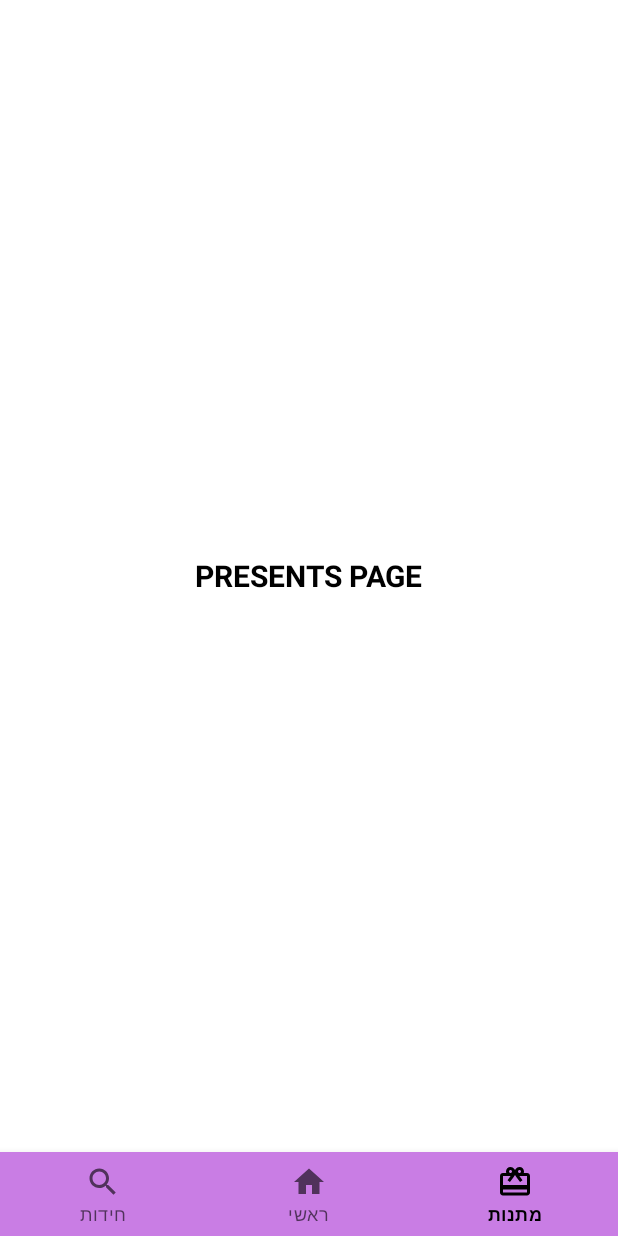
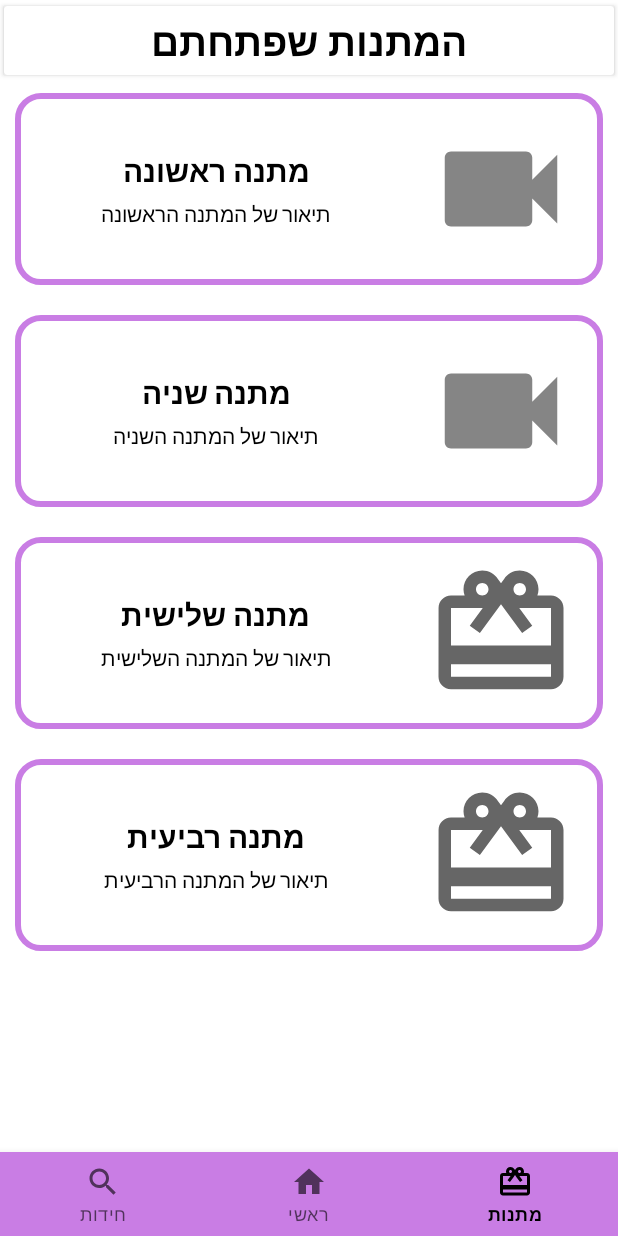
Before and after one commit to MishelK/T-L-Wedding, an Android app: the screen it shows after launch (MainActivity), item 3 of the bottom bar chosen, on a phone screen of 412 x 824 dp. Run offline under Robolectric (Android 15) with nearby library versions, the light colour scheme and no system bars.

Commit message:
Present logic and view implementation

```diff
--- /dev/null
+++ b/app/src/main/java/com/mishelk/talia_lior_wedding/adapters/PresentAdapter.kt
@@ -0,0 +1,57 @@
+package com.mishelk.talia_lior_wedding.adapters
+
+import android.content.Context
+import android.media.Image
+import android.view.LayoutInflater
+import android.view.View
+import android.view.ViewGroup
+import android.widget.ImageView
+import android.widget.RelativeLayout
+import android.widget.TextView
+import androidx.recyclerview.widget.RecyclerView
+import com.mishelk.talia_lior_wedding.R
+import com.mishelk.talia_lior_wedding.data_classes.Present
+import java.util.*
+
+
+class PresentAdapter(
+    context: Context,
+    var data: List<Present>,
+    private var onItemSelectedListener: OnItemSelectedListener?) : RecyclerView.Adapter<PresentAdapter.ViewHolder>() {
+
+    private val mInflater: LayoutInflater = LayoutInflater.from(context)
+
+    override fun onCreateViewHolder(parent: ViewGroup, viewType: Int): ViewHolder {
+        val view: View = mInflater.inflate(R.layout.item_present, parent, false)
+        return ViewHolder(view)
+    }
+
+    override fun onBindViewHolder(holder: ViewHolder, position: Int) {
+        val present: Present = data[position]
+        holder.tvTitle.text = present.title
+        holder.tvDescription.text = present.description
+        if (present.presentType == Present.PresentType.GIFT.id)
+            holder.ivImage.setImageResource(R.drawable.gift)
+        else if (present.presentType == Present.PresentType.VIDEO.id)
+            holder.ivImage.setImageResource(R.drawable.ic_camera)
+
+        holder.rlContent.setOnClickListener {
+            onItemSelectedListener?.onItemSelected(data[position], position)
+        }
+    }
+
+    override fun getItemCount(): Int {
+        return data.size
+    }
+
+    inner class ViewHolder(itemView: View) : RecyclerView.ViewHolder(itemView) {
+        var tvTitle: TextView = itemView.findViewById(R.id.tvTitle)
+        var tvDescription: TextView = itemView.findViewById(R.id.tvDescription)
+        var ivImage: ImageView = itemView.findViewById(R.id.ivImage)
+        var rlContent: RelativeLayout = itemView.findViewById(R.id.rlContent)
+    }
+
+    interface OnItemSelectedListener {
+        fun onItemSelected(item: Present, position: Int)
+    }
+}
--- /dev/null
+++ b/app/src/main/java/com/mishelk/talia_lior_wedding/data/PresentRepository.kt
@@ -0,0 +1,60 @@
+package com.mishelk.talia_lior_wedding.data
+
+import android.content.Context
+import com.google.gson.Gson
+import com.google.gson.reflect.TypeToken
+import com.mishelk.talia_lior_wedding.R
+import com.mishelk.talia_lior_wedding.data_classes.Present
+import com.mishelk.talia_lior_wedding.data_classes.Riddle
+import java.io.BufferedReader
+import java.io.InputStream
+import java.io.InputStreamReader
+
+class PresentRepository {
+
+    companion object {
+
+        fun savePresentsData(presents: MutableList<Present>, context: Context) {
+            val gson = Gson()
+            val stringJson = gson.toJson(presents)
+            val prefs = context.getSharedPreferences("TLPrefs", Context.MODE_PRIVATE)
+            val editor = prefs.edit()
+            editor.putString("presents_json", stringJson)
+            editor.commit()
+        }
+
+        fun getPresentsData(context: Context): MutableList<Present> {
+            val presentsFromCache: MutableList<Present>? = getPresentsDataFromSp(context)
+            return presentsFromCache ?: getInitialPresentsData(context)
+        }
+
+        fun unlockPresent(presentId: Int, context: Context): MutableList<Present> {
+            val presents = getPresentsData(context)
+            for (present in presents) {
+                if (present.id == presentId) {
+                    present.isUnlocked = true
+                    savePresentsData(presents, context)
+                }
+            }
+            return presents
+        }
+
+        private fun getPresentsDataFromSp(context: Context): MutableList<Present>? {
+            val prefs = context.getSharedPreferences("TLPrefs", Context.MODE_PRIVATE)
+            val stringJson = prefs.getString("presents_json", null)
+            val gson = Gson()
+            val itemType = object : TypeToken<MutableList<Present>>() {}.type
+            return gson.fromJson(stringJson, itemType)
+        }
+
+        private fun getInitialPresentsData(context: Context): MutableList<Present> {
+            val gson = Gson()
+            val itemType = object : TypeToken<MutableList<Present>>() {}.type
+            val i: InputStream = context.resources.openRawResource(R.raw.initial_presents_data)
+            val br = BufferedReader(InputStreamReader(i))
+            val presents: MutableList<Present> = gson.fromJson(br, itemType)
+            savePresentsData(presents, context)
+            return presents
+        }
+    }
+}
--- /dev/null
+++ b/app/src/main/java/com/mishelk/talia_lior_wedding/data_classes/Present.kt
@@ -0,0 +1,18 @@
+package com.mishelk.talia_lior_wedding.data_classes
+
+data class Present(
+    var id: Int = 0,
+    var riddleId: Int = 0,
+    var title: String? = "",
+    var description: String? = "",
+    var url: String? = "",
+    var imageUrl: String? = "",
+    var isUnlocked: Boolean = false,
+    var presentType: Int = 1
+) {
+
+    enum class PresentType(val id: Int) {
+        VIDEO(1),
+        GIFT(2)
+    }
+}
--- a/app/src/main/java/com/mishelk/talia_lior_wedding/data_classes/Riddle.kt
+++ b/app/src/main/java/com/mishelk/talia_lior_wedding/data_classes/Riddle.kt
@@ -4,6 +4,7 @@ import org.json.JSONObject
 
 data class Riddle(
     var id: Int = 0,
+    var presentId: Int = 0,
     var title: String? = "",
     var description: String? = "",
     var answer: String = "",
--- a/app/src/main/java/com/mishelk/talia_lior_wedding/fragments/PresentsFragment.kt
+++ b/app/src/main/java/com/mishelk/talia_lior_wedding/fragments/PresentsFragment.kt
@@ -5,20 +5,46 @@ import android.view.LayoutInflater
 import android.view.View
 import android.view.ViewGroup
 import androidx.fragment.app.Fragment
+import androidx.recyclerview.widget.LinearLayoutManager
 import com.mishelk.talia_lior_wedding.R
+import com.mishelk.talia_lior_wedding.adapters.PresentAdapter
+import com.mishelk.talia_lior_wedding.bottom_sheets.RiddleBottomSheet
+import com.mishelk.talia_lior_wedding.data.PresentRepository
+import com.mishelk.talia_lior_wedding.data.RiddleRepository
+import com.mishelk.talia_lior_wedding.data_classes.Present
+import com.mishelk.talia_lior_wedding.data_classes.Riddle
+import kotlinx.android.synthetic.main.fragment_riddles.*
 
 class PresentsFragment: Fragment() {
 
-    // The onCreateView method is called when Fragment should create its View object hierarchy,
-    // either dynamically or via XML layout inflation.
+    private var presents: MutableList<Present> = ArrayList()
+    private lateinit var presentAdapter: PresentAdapter
+
     override fun onCreateView(inflater: LayoutInflater, parent: ViewGroup?, savedInstanceState: Bundle?): View? {
         // Defines the xml file for the fragment
+        presents = PresentRepository.getPresentsData(requireContext())
         return inflater.inflate(R.layout.fragment_presents, parent, false)
     }
 
-    // This event is triggered soon after onCreateView().
-    // Any view setup should occur here.  E.g., view lookups and attaching view listeners.
-//    override fun onViewCreated(view: View?, savedInstanceState: Bundle?) {
-//        // Setup any handles to view objects here
-//    }
+    override fun onViewCreated(view: View, savedInstanceState: Bundle?) {
+        super.onViewCreated(view, savedInstanceState)
+        rvContent.layoutManager = LinearLayoutManager(context)
+        presentAdapter = PresentAdapter(context ?: return, ArrayList(presents), object: PresentAdapter.OnItemSelectedListener {
+            override fun onItemSelected(item: Present, position: Int) {
+                showPresentBottomSheet(item, position)
+            }
+        })
+        rvContent.adapter = presentAdapter
+    }
+
+    private fun showPresentBottomSheet(present: Present, position: Int) {
+//        val riddleBottomSheet = RiddleBottomSheet(present, object: RiddleBottomSheet.OnClickListeners {
+//            override fun onRiddleSolved() {
+//                riddleAdapter.data = RiddleRepository.solveRiddle(riddles[position].id, requireContext())
+//                riddleAdapter.notifyDataSetChanged()
+//                // TODO: Go to present
+//            }
+//        })
+//        riddleBottomSheet.show(activity?.supportFragmentManager ?: return, riddleBottomSheet.tag)
+    }
 }
--- /dev/null
+++ b/app/src/main/res/drawable-anydpi/ic_camera.xml
@@ -0,0 +1,11 @@
+<vector xmlns:android="http://schemas.android.com/apk/res/android"
+    android:width="24dp"
+    android:height="24dp"
+    android:viewportWidth="24"
+    android:viewportHeight="24"
+    android:tint="#333333"
+    android:alpha="0.6">
+  <path
+      android:fillColor="@android:color/white"
+      android:pathData="M17,10.5V7c0,-0.55 -0.45,-1 -1,-1H4c-0.55,0 -1,0.45 -1,1v10c0,0.55 0.45,1 1,1h12c0.55,0 1,-0.45 1,-1v-3.5l4,4v-11l-4,4z"/>
+</vector>
--- a/app/src/main/res/layout/fragment_presents.xml
+++ b/app/src/main/res/layout/fragment_presents.xml
@@ -1,15 +1,42 @@
 <?xml version="1.0" encoding="utf-8"?>
 <RelativeLayout xmlns:android="http://schemas.android.com/apk/res/android"
     android:layout_width="match_parent"
-    android:layout_height="match_parent">
+    android:layout_height="match_parent"
+    xmlns:app="http://schemas.android.com/apk/res-auto"
+    xmlns:tools="http://schemas.android.com/tools"
+    tools:context=".fragments.RiddlesFragment">
 
-    <TextView
-        android:layout_width="wrap_content"
+    <androidx.cardview.widget.CardView
+        android:id="@+id/cvTitle"
+        android:layout_width="match_parent"
         android:layout_height="wrap_content"
-        android:layout_centerInParent="true"
-        android:textSize="20sp"
-        android:textStyle="bold"
-        android:textColor="@color/black"
-        android:text="PRESENTS PAGE"/>
+        android:elevation="1dp"
+        app:cardUseCompatPadding="true"
+        android:layout_alignParentTop="true">
+
+        <TextView
+            android:id="@+id/tvTitle"
+            android:layout_width="match_parent"
+            android:layout_height="wrap_content"
+            android:text="המתנות שפתחתם"
+            android:textSize="26sp"
+            android:layout_gravity="center"
+            android:gravity="center"
+            android:textStyle="bold"
+            android:textColor="@color/colorOnPrimary"
+            android:layout_marginVertical="5dp"/>
+
+    </androidx.cardview.widget.CardView>
+
+    <androidx.recyclerview.widget.RecyclerView
+        android:id="@+id/rvContent"
+        android:layout_width="match_parent"
+        android:layout_height="match_parent"
+        android:layout_below="@id/cvTitle"
+        android:layout_alignParentBottom="true"
+        android:layout_marginTop="-2dp"
+        android:layout_marginBottom="2dp"
+        android:paddingVertical="10dp"
+        android:paddingHorizontal="10dp"/>
 
 </RelativeLayout>
--- /dev/null
+++ b/app/src/main/res/layout/item_present.xml
@@ -0,0 +1,69 @@
+<?xml version="1.0" encoding="utf-8"?>
+<RelativeLayout xmlns:android="http://schemas.android.com/apk/res/android"
+    android:layout_width="match_parent"
+    android:layout_height="wrap_content"
+    xmlns:app="http://schemas.android.com/apk/res-auto"
+    android:background="@drawable/border_primary"
+    android:padding="4dp"
+    android:layout_marginBottom="20dp"
+    android:id="@+id/rlContent">
+
+    <LinearLayout
+        android:id="@+id/llContent"
+        android:layout_width="match_parent"
+        android:layout_height="wrap_content"
+        android:orientation="horizontal"
+        android:weightSum="100">
+
+        <RelativeLayout
+            android:layout_width="0dp"
+            android:layout_height="wrap_content"
+            android:layout_weight="65"
+            android:layout_gravity="center"
+            android:gravity="center"
+            android:layout_marginHorizontal="15dp">
+
+            <TextView
+                android:id="@+id/tvTitle"
+                android:layout_width="match_parent"
+                android:layout_height="wrap_content"
+                android:gravity="center_horizontal"
+                android:text="מתנה"
+                android:textColor="@color/colorOnPrimary"
+                android:textSize="20sp"
+                android:textStyle="bold" />
+
+            <TextView
+                android:id="@+id/tvDescription"
+                android:layout_width="match_parent"
+                android:layout_height="wrap_content"
+                android:layout_below="@id/tvTitle"
+                android:layout_marginTop="5dp"
+                android:gravity="center_horizontal"
+                android:text="טקסט המתאר את תוכן המתנה"
+                android:textColor="@color/colorOnPrimary"
+                android:textSize="14sp" />
+
+        </RelativeLayout>
+
+        <RelativeLayout
+            android:id="@+id/rlImage"
+            android:layout_width="0dp"
+            android:layout_height="wrap_content"
+            android:layout_weight="35">
+
+            <ImageView
+                android:id="@+id/ivImage"
+                android:layout_width="100dp"
+                android:layout_height="100dp"
+                android:layout_marginStart="10dp"
+                android:layout_marginTop="10dp"
+                android:layout_marginEnd="10dp"
+                android:layout_marginBottom="10dp"
+                android:background="@color/white"
+                android:src="@drawable/gift" />
+
+        </RelativeLayout>
+
+    </LinearLayout>
+</RelativeLayout>
```
Also changed, not shown: app/src/main/java/com/mishelk/talia_lior_wedding/data/RiddleRepository.kt (+14 -1 lines), app/src/main/java/com/mishelk/talia_lior_wedding/fragments/RiddlesFragment.kt (+2 -6 lines), app/src/main/res/raw/initial_presents_data.json (added, +42 -0 lines), app/src/main/res/raw/initial_riddles_data.json (+7 -17 lines), app/src/main/res/drawable-hdpi/ic_camera.png (added), app/src/main/res/drawable-mdpi/ic_camera.png (added), app/src/main/res/drawable-xhdpi/ic_camera.png (added), app/src/main/res/drawable-xxhdpi/ic_camera.png (added).
